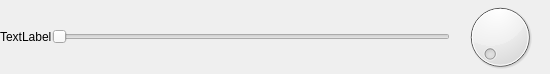
Qt form slider.ui (cosimani/hand-face-nui) before a commit.
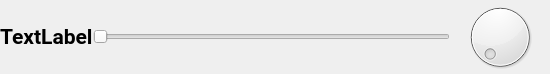
The same form after that commit.

Diff of the .ui file:
```diff
--- a/slider.ui
+++ b/slider.ui
@@ -38,6 +38,14 @@
    </item>
    <item row="0" column="0">
     <widget class="QLabel" name="label">
+     <property name="font">
+      <font>
+       <family>Roboto</family>
+       <pointsize>16</pointsize>
+       <weight>75</weight>
+       <bold>true</bold>
+      </font>
+     </property>
      <property name="text">
       <string>TextLabel</string>
      </property>
```
